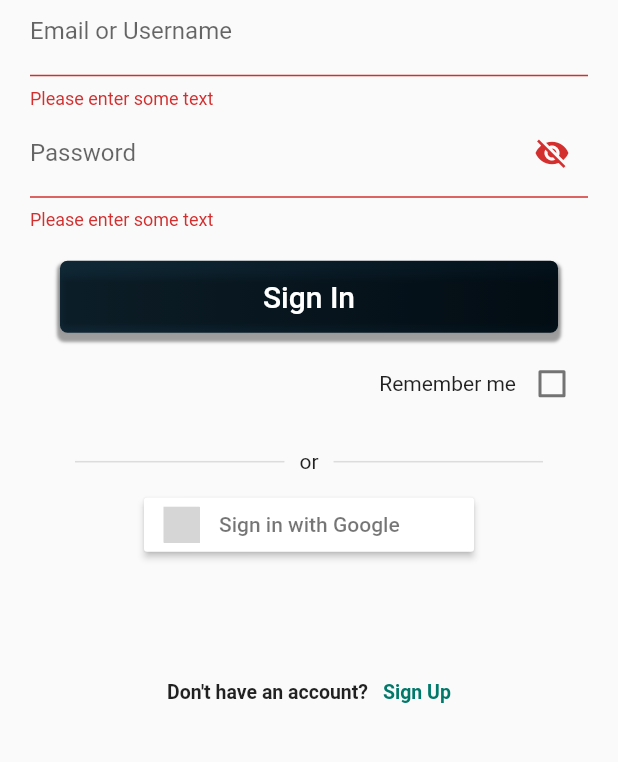
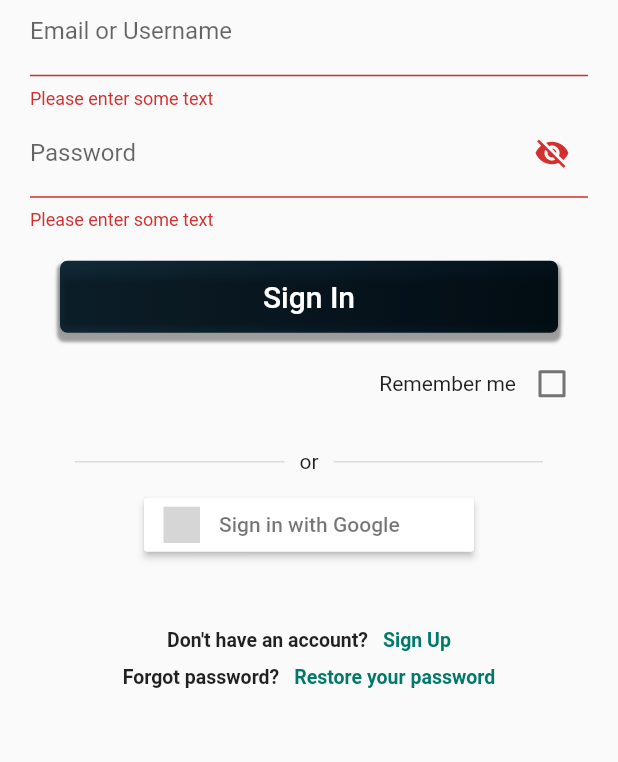
Before and after one commit to zackysh-oldrepos/InterSMeet_Flutterv2, a Flutter app: the SignInView screen opened by its route, after a tap on "Sign In", on a phone screen of 412 x 824 dp, the part 387-1149 px from its top. Run offline on Flutter 3.47's test engine with Material 2 defaults, Android fonts, the phone set to English and light mode, and no system bars; our stand-ins replace dio, flutter_signin_button, get_it, hive_flutter, numberpicker, rxdart; accounts and stored records are empty; network calls fail; grey boxes are pictures that could not be loaded.

Commit message:
feat(email-verification): email verification integration with sign-in & sign-up
closes #16

```diff
--- a/lib/core/models/user/user.dart
+++ b/lib/core/models/user/user.dart
@@ -24,6 +24,8 @@ class User {
   final String location;
   @HiveField(7)
   final int languageId;
+  @HiveField(12)
+  final bool emailVerified;
 
   // @ Student details
   @HiveField(8)
@@ -32,6 +34,7 @@ class User {
   final int averageGrades;
   @HiveField(10)
   final String birthDate;
+  // @ Cached data
   @JsonKey(ignore: true)
   @HiveField(9)
   List<int>? avatar;
@@ -47,6 +50,7 @@ class User {
     required this.provinceId,
     required this.location,
     required this.languageId,
+    required this.emailVerified,
     // @ Student details
     required this.degreeId,
     required this.birthDate,
--- a/lib/ui/auth/sign_in/sign_in_view.dart
+++ b/lib/ui/auth/sign_in/sign_in_view.dart
@@ -104,8 +104,14 @@ class _SignInViewState extends State<SignInView> {
                             await authService.signIn(credential.text, password.text, rememberMe);
                         switch (resStatus) {
                           case 0:
-                            Navigator.of(context)
-                                .pushNamedAndRemoveUntil('home', (Route<dynamic> route) => false);
+                            var user = authService.getUser();
+                            if (user?.emailVerified != true) {
+                              Navigator.of(context).pushNamedAndRemoveUntil(
+                                  '/email-verification', (Route<dynamic> route) => false);
+                            } else {
+                              Navigator.of(context)
+                                  .pushNamedAndRemoveUntil('home', (Route<dynamic> route) => false);
+                            }
                             break;
                           case 403: // user is a company
                             setState(() {
@@ -154,6 +160,8 @@ class _SignInViewState extends State<SignInView> {
                   ),
                   SizedBox(height: height * .055),
                   _createAccountLabel(),
+                  const SizedBox(height: 10),
+                  _forgotPasswordLabel(),
                 ],
               ),
             ),
@@ -175,8 +183,8 @@ class _SignInViewState extends State<SignInView> {
       },
       onFocusChange: (value) => {},
       child: Container(
-        margin: const EdgeInsets.symmetric(vertical: 20),
-        padding: const EdgeInsets.all(15),
+        // margin: const EdgeInsets.symmetric(vertical: 20),
+        padding: const EdgeInsets.symmetric(horizontal: 15),
         alignment: Alignment.bottomCenter,
         child: Row(
           mainAxisAlignment: MainAxisAlignment.center,
@@ -198,6 +206,35 @@ class _SignInViewState extends State<SignInView> {
     );
   }
 
+  Widget _forgotPasswordLabel() {
+    return InkWell(
+      onTap: () {
+        Navigator.push(context, MaterialPageRoute(builder: (context) => const SignUpView()));
+      },
+      onFocusChange: (value) => {},
+      child: Container(
+        padding: const EdgeInsets.symmetric(horizontal: 15),
+        alignment: Alignment.bottomCenter,
+        child: Row(
+          mainAxisAlignment: MainAxisAlignment.center,
+          children: const <Widget>[
+            Text(
+              'Forgot password?',
+              style: TextStyle(fontSize: 13, fontWeight: FontWeight.w600),
+            ),
+            SizedBox(
+              width: 10,
+            ),
+            Text(
+              'Restore your password',
+              style: TextStyle(color: Color(0xFF00796B), fontSize: 13, fontWeight: FontWeight.w600),
+            ),
+          ],
+        ),
+      ),
+    );
+  }
+
   // ----------------------------------------------------------------------------------------------------------
   // @ Life-cycle hook
   // ----------------------------------------------------------------------------------------------------------
--- a/lib/ui/auth/sign_up/sign_up_view.dart
+++ b/lib/ui/auth/sign_up/sign_up_view.dart
@@ -195,8 +195,9 @@ class _SignUpViewState extends State<SignUpView> {
                                                     languageId: languageId),
                                               ),
                                             )) {
-                                              Navigator.of(__context).pushNamedAndRemoveUntil(
-                                                  'home', (Route<dynamic> route) => false);
+                                              Navigator.of(context).pushNamedAndRemoveUntil(
+                                                  '/email-verification',
+                                                  (Route<dynamic> route) => false);
                                             } else {
                                               // missing exception
                                               log("failed sign-up");
```
Also changed, not shown: lib/core/services/authentication_service.dart (+4 -11 lines), lib/ui/auth/email_verification/email_verification_view.dart (+14 -18 lines), lib/ui/home/home_view.dart (+12 -2 lines), lib/ui/welcome/welcome_view.dart (+8 -2 lines), lib/core/models/degree.g.dart, lib/core/models/language.g.dart, lib/core/models/province.g.dart, lib/core/models/user/user.g.dart.
